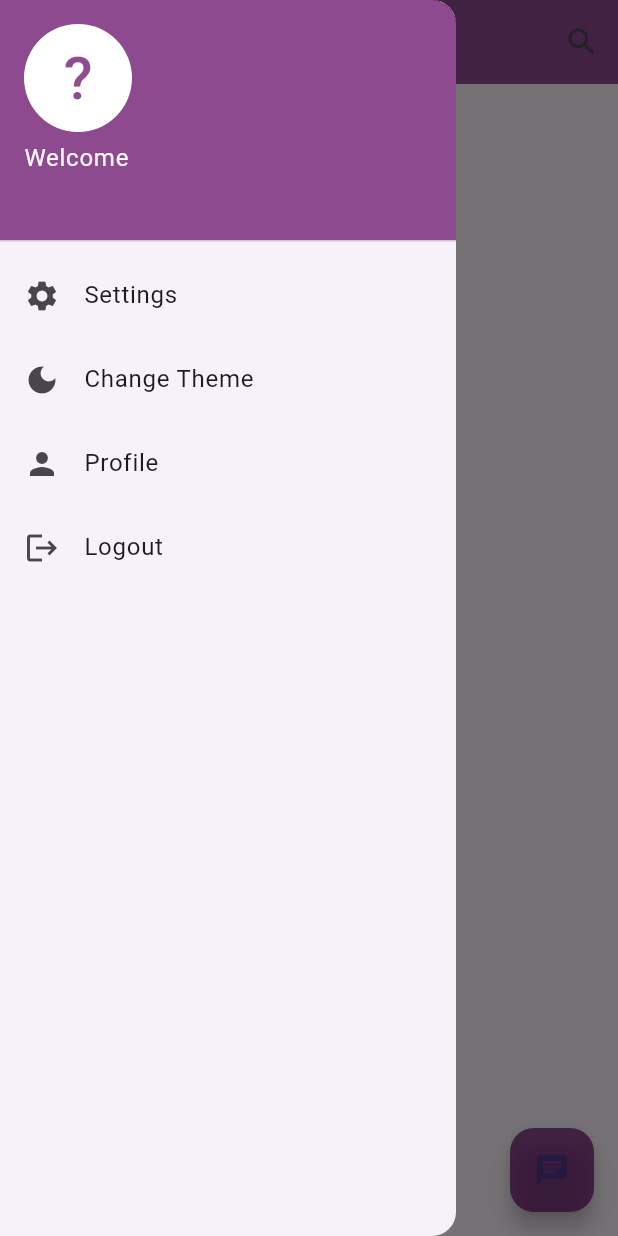
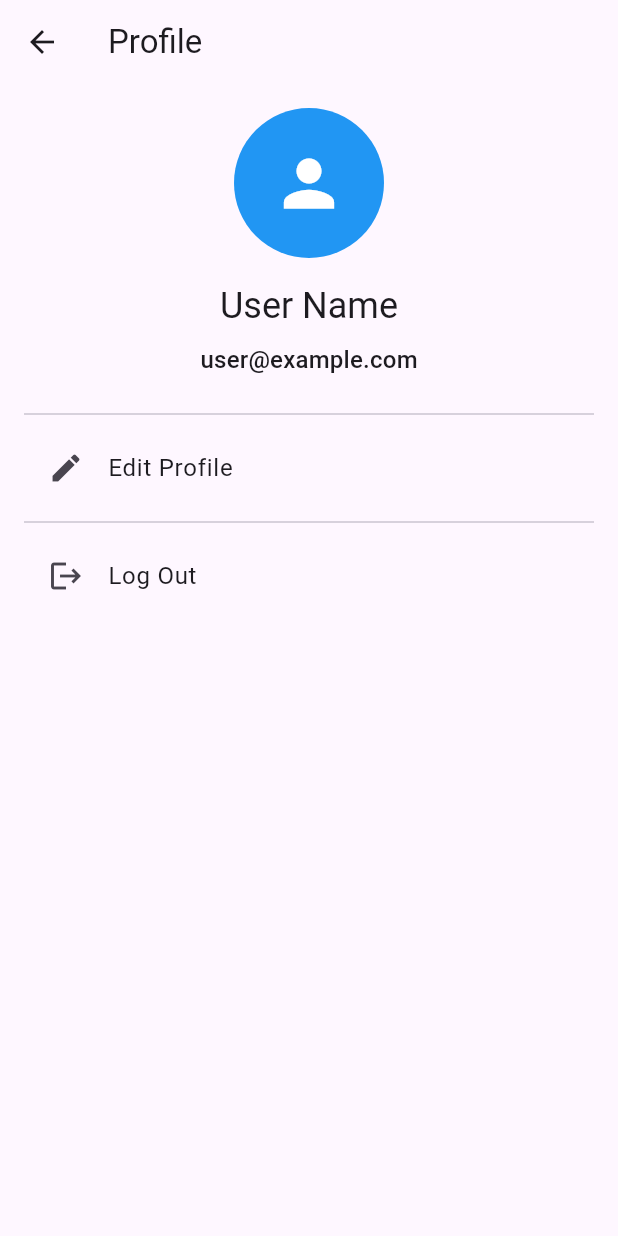
Before and after one commit to GhitaBentalha/uchat, a Flutter app: the HomePage screen opened directly, in the side drawer, after a tap on "Profile", on a phone screen of 412 x 824 dp. Run offline on Flutter 3.47's test engine with Material 3 defaults, Android fonts, the phone set to English and light mode, and no system bars; our stand-ins replace cloud_firestore, firebase_auth, firebase_core; accounts and stored records are empty.

Commit message:
Profile Page

```diff
--- /dev/null
+++ b/lib/pages/ProfilePage.dart
@@ -0,0 +1,126 @@
+import 'package:flutter/material.dart';
+
+class ProfilePage extends StatelessWidget {
+  const ProfilePage({Key? key}) : super(key: key);
+
+  @override
+  Widget build(BuildContext context) {
+    return Scaffold(
+      appBar: AppBar(
+        title: const Text('Profile'),
+      ),
+      body: Padding(
+        padding: const EdgeInsets.all(16.0),
+        child: Column(
+          crossAxisAlignment: CrossAxisAlignment.center,
+          children: [
+            // Avatar
+            CircleAvatar(
+              radius: 50,
+              backgroundColor: Colors.blue,
+              child: const Icon(
+                Icons.person,
+                size: 50,
+                color: Colors.white,
+              ),
+            ),
+            const SizedBox(height: 16),
+
+            // User Name
+            Text(
+              'User Name',
+              style: Theme.of(context).textTheme.headlineSmall,
+            ),
+            const SizedBox(height: 8),
+
+            // User Email
+            Text(
+              'user@example.com',
+              style: Theme.of(context).textTheme.titleMedium,
+            ),
+            const SizedBox(height: 16),
+
+            // Divider
+            const Divider(),
+
+            // Update Info Button
+            ListTile(
+              leading: const Icon(Icons.edit),
+              title: const Text('Edit Profile'),
+              onTap: () {
+                // Navigate to edit profile page
+                Navigator.push(
+                  context,
+                  MaterialPageRoute(
+                      builder: (context) => const EditProfilePage()),
+                );
+              },
+            ),
+            const Divider(),
+
+            // Log Out Button
+            ListTile(
+              leading: const Icon(Icons.logout),
+              title: const Text('Log Out'),
+              onTap: () {
+                // Handle log out logic here
+                Navigator.pop(context);
+              },
+            ),
+          ],
+        ),
+      ),
+    );
+  }
+}
+
+class EditProfilePage extends StatelessWidget {
+  const EditProfilePage({Key? key}) : super(key: key);
+
+  @override
+  Widget build(BuildContext context) {
+    final TextEditingController nameController = TextEditingController();
+    final TextEditingController emailController = TextEditingController();
+
+    return Scaffold(
+      appBar: AppBar(
+        title: const Text('Edit Profile'),
+      ),
+      body: Padding(
+        padding: const EdgeInsets.all(16.0),
+        child: Column(
+          children: [
+            // Name Field
+            TextField(
+              controller: nameController,
+              decoration: const InputDecoration(
+                labelText: 'Name',
+                border: OutlineInputBorder(),
+              ),
+            ),
+            const SizedBox(height: 16),
+
+            // Email Field
+            TextField(
+              controller: emailController,
+              decoration: const InputDecoration(
+                labelText: 'Email',
+                border: OutlineInputBorder(),
+              ),
+            ),
+            const SizedBox(height: 16),
+
+            // Save Button
+            ElevatedButton(
+              onPressed: () {
+                // Save logic here
+                Navigator.pop(context);
+              },
+              child: const Text('Save'),
+            ),
+          ],
+        ),
+      ),
+    );
+  }
+}
--- a/lib/pages/home.dart
+++ b/lib/pages/home.dart
@@ -3,6 +3,7 @@ import 'package:flutter/material.dart';
 import 'package:cloud_firestore/cloud_firestore.dart';
 import 'package:firebase_auth/firebase_auth.dart';
 import 'package:provider/provider.dart';
+import 'package:uchat/pages/ProfilePage.dart';
 import 'package:uchat/pages/UserSelectionPage.dart';
 import 'package:uchat/pages/signin.dart';
 import 'package:uchat/theme_provider.dart';
@@ -427,6 +428,10 @@ class _HomePageState extends State<HomePage> {
               title: Text('Profile'),
               onTap: () {
                 // Navigate to profile
+                Navigator.push(
+                  context,
+                  MaterialPageRoute(builder: (context) => ProfilePage()),
+                );
               },
             ),
             ListTile(
```
